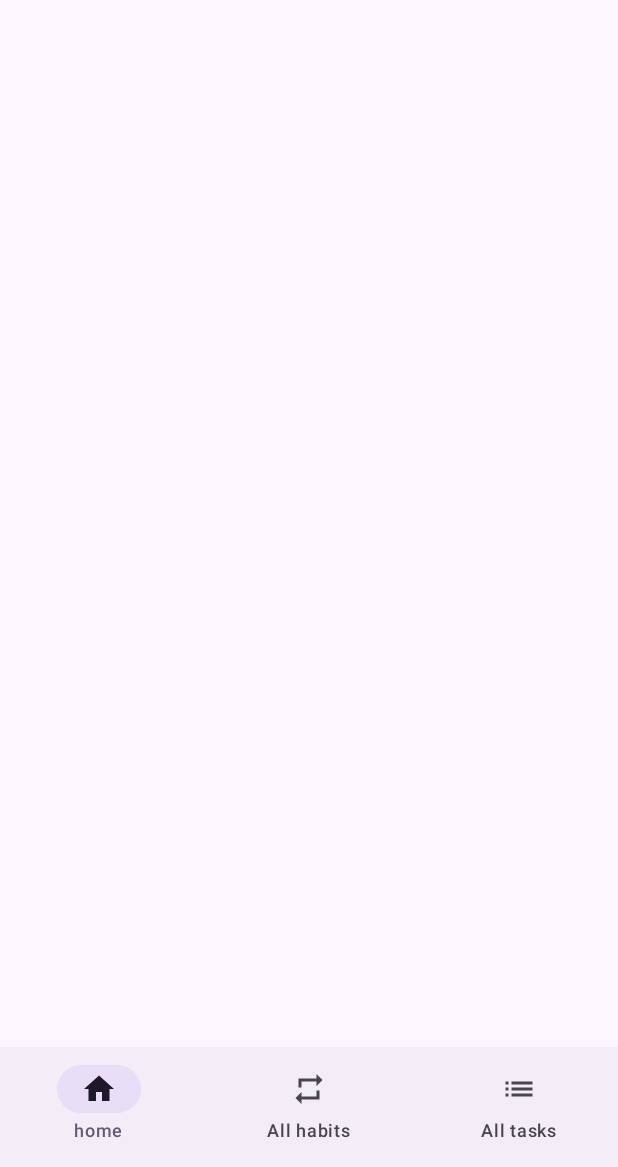
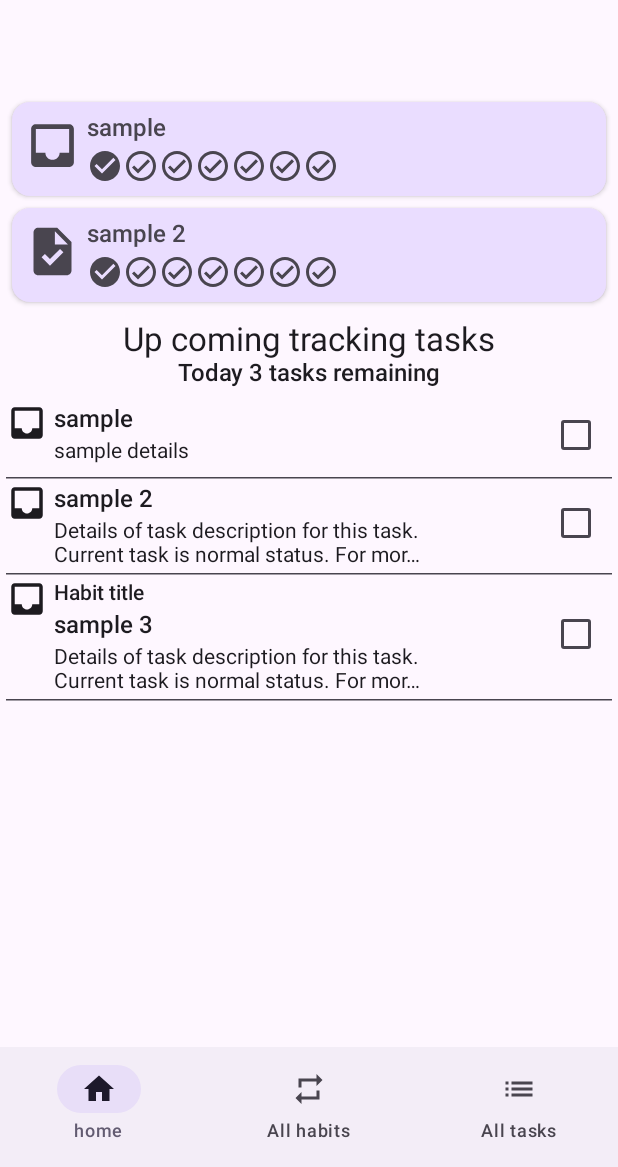
Before and after one commit to nekorush14/kutimu, an Android app built with Jetpack Compose: the composable KutimuApp shown on its own in the app's theme, on a phone screen of 412 x 824 dp, the part 69-1236 px from its top. Run offline under Robolectric (Android 15) with nearby library versions, the phone set to English and light mode, and no system bars.

Commit message:
Add: #3 Create Home screen content.
Create home screen composable including pined habit list and today's task list.

```diff
--- a/app/src/main/java/dev/nekorush14/kutimu/data/Habit.kt
+++ b/app/src/main/java/dev/nekorush14/kutimu/data/Habit.kt
@@ -9,13 +9,15 @@ data class Habit(
     /** Unique ID of the habit. */
     val id: Long,
     /** Title of the habit. */
-    val title: Int,
+    val title: String,
     /** Description of the habit. */
-    val description: Int,
+    val description: String,
     /** Frequency of the habit. */
     val frequency: HabitFrequency,
     /** Icon of the habit. */
     val category: HabitCategory,
+    /** Icon image of the habit. */
+    val categoryIcon: ImageVector,
     /** Count of completed sub-tasks for this habit. */
     val completeCount: Int,
     /** Pin status of the habit. */
--- /dev/null
+++ b/app/src/main/java/dev/nekorush14/kutimu/data/HomeUiState.kt
@@ -0,0 +1,14 @@
+package dev.nekorush14.kutimu.data
+
+/**
+ * Data class that represents the current UI state in terms of [habits],
+ * [tasks], and [remainingTaskCount] of [HomeScreen].
+ */
+data class HomeUiState (
+    /** The list of [Habit]s. */
+    val habits: List<Habit> = listOf(),
+    /** The list of [Task]s. */
+    val tasks: List<Task> = listOf(),
+    /** The number of remaining tasks. */
+    val remainingTaskCount: Int = 0,
+)
--- a/app/src/main/java/dev/nekorush14/kutimu/data/Task.kt
+++ b/app/src/main/java/dev/nekorush14/kutimu/data/Task.kt
@@ -1,4 +1,6 @@
 package dev.nekorush14.kutimu.data
+
+import androidx.compose.ui.graphics.vector.ImageVector
 
 /**
  * Task data class.
@@ -12,6 +14,8 @@ data class Task(
     val details: String,
     /** Category of the task. */
     val category: TaskCategory,
+    /** Category icon image of the task. */
+    val categoryIcon: ImageVector,
     /** Frequency of the task. */
     val frequency: TaskFrequency,
     /** Completion status of the task. */
--- a/app/src/main/java/dev/nekorush14/kutimu/ui/KutimuApp.kt
+++ b/app/src/main/java/dev/nekorush14/kutimu/ui/KutimuApp.kt
@@ -22,12 +22,16 @@ import androidx.compose.material3.NavigationBarItem
 import androidx.compose.material3.Scaffold
 import androidx.compose.material3.Text
 import androidx.compose.runtime.Composable
+import androidx.compose.runtime.collectAsState
 import androidx.compose.runtime.getValue
 import androidx.compose.ui.Modifier
 import androidx.compose.ui.graphics.vector.ImageVector
 import androidx.compose.ui.platform.LocalConfiguration
 import androidx.compose.ui.res.stringResource
+import androidx.compose.ui.text.TextStyle
 import androidx.compose.ui.tooling.preview.Preview
+import androidx.lifecycle.ViewModel
+import androidx.lifecycle.viewmodel.compose.viewModel
 import androidx.navigation.NavGraph.Companion.findStartDestination
 import androidx.navigation.NavHostController
 import androidx.navigation.compose.NavHost
@@ -35,7 +39,9 @@ import androidx.navigation.compose.composable
 import androidx.navigation.compose.currentBackStackEntryAsState
 import androidx.navigation.compose.rememberNavController
 import dev.nekorush14.kutimu.R
+import dev.nekorush14.kutimu.ui.screen.HomeScreen
 import dev.nekorush14.kutimu.ui.theme.KutimuTheme
+import dev.nekorush14.kutimu.ui.viewmodel.KutimuViewModel
 
 const val HOME_ROUTE = "home"
 const val ALL_HABITS_ROUTE = "all_habits"
@@ -84,13 +90,14 @@ sealed class KutimuAppScreen(
  * The app is divided into three screens: [KutimuAppScreen.Home], [KutimuAppScreen.AllHabits], and [KutimuAppScreen.AllTasks].
  * Each screen can navigate to the other screens using the [KutimuBottomNavigationBar].
  *
+ * @param viewModel A [ViewModel] for the app.
  * @param navController NavHostController for the app.
  * @param onThemeIconClick Callback for when the theme icon is clicked.
  * @param isDarkMode Whether the app is in dark mode.
  */
 @Composable
 fun KutimuApp(
-    // Viewmodel is here
+    viewModel: KutimuViewModel = viewModel(),
     navController: NavHostController = rememberNavController(),
     onThemeIconClick: () -> Unit = {},
     isDarkMode: Boolean = false,
@@ -117,6 +124,8 @@ fun KutimuApp(
             )
         }
     ) { innerPadding ->
+        val uiState by viewModel.uiState.collectAsState()
+
         NavHost(
             navController = navController,
             startDestination = KutimuAppScreen.Home.route,
@@ -124,7 +133,10 @@ fun KutimuApp(
         ) {
             // Bottom navigation screens
             composable(route = homeScreen) {
-                // HomeScreen()
+                HomeScreen(
+                    habits = uiState.habits,
+                    tasks = uiState.tasks,
+                )
             }
             composable(route = allHabitsScreen) {
                 // AllHabitsScreen()
@@ -153,7 +165,7 @@ fun KutimuTopAppBar(
     CenterAlignedTopAppBar(
         title = {
             Text(
-                text = stringResource(R.string.app_name)
+                text = stringResource(R.string.app_name),
             )
         },
         modifier = modifier,
--- /dev/null
+++ b/app/src/main/java/dev/nekorush14/kutimu/ui/screen/HomeScreen.kt
@@ -0,0 +1,319 @@
+package dev.nekorush14.kutimu.ui.screen
+
+import androidx.compose.foundation.layout.Arrangement
+import androidx.compose.foundation.layout.Column
+import androidx.compose.foundation.layout.Row
+import androidx.compose.foundation.layout.Spacer
+import androidx.compose.foundation.layout.fillMaxWidth
+import androidx.compose.foundation.layout.padding
+import androidx.compose.foundation.layout.size
+import androidx.compose.foundation.layout.width
+import androidx.compose.foundation.layout.wrapContentSize
+import androidx.compose.foundation.lazy.LazyColumn
+import androidx.compose.material.icons.Icons
+import androidx.compose.material.icons.filled.CheckCircle
+import androidx.compose.material.icons.filled.Inbox
+import androidx.compose.material.icons.outlined.CheckCircle
+import androidx.compose.material3.Card
+import androidx.compose.material3.CardColors
+import androidx.compose.material3.CardDefaults
+import androidx.compose.material3.Checkbox
+import androidx.compose.material3.HorizontalDivider
+import androidx.compose.material3.Icon
+import androidx.compose.material3.MaterialTheme
+import androidx.compose.material3.Text
+import androidx.compose.runtime.Composable
+import androidx.compose.ui.Alignment
+import androidx.compose.ui.Modifier
+import androidx.compose.ui.res.dimensionResource
+import androidx.compose.ui.res.stringResource
+import androidx.compose.ui.text.TextStyle
+import androidx.compose.ui.text.style.LineBreak
+import androidx.compose.ui.text.style.TextOverflow
+import androidx.compose.ui.tooling.preview.Preview
+import dev.nekorush14.kutimu.R
+import dev.nekorush14.kutimu.data.Habit
+import dev.nekorush14.kutimu.data.HabitCategory
+import dev.nekorush14.kutimu.data.HabitFrequency
+import dev.nekorush14.kutimu.data.Task
+import dev.nekorush14.kutimu.data.TaskCategory
+import dev.nekorush14.kutimu.data.TaskFrequency
+import dev.nekorush14.kutimu.data.local.DataSource
+import dev.nekorush14.kutimu.ui.theme.KutimuTheme
+
+/**
+ * Home screen composable.
+ *
+ * @param habits List of habits to be displayed.
+ * @param tasks List of tasks to be displayed.
+ * @param greetingMessage Greeting message to be displayed.
+ * @param modifier Modifier to be applied to the screen contents.
+ */
+@Composable
+fun HomeScreen(
+    habits: List<Habit> = emptyList(),
+    tasks: List<Task> = emptyList(),
+    greetingMessage: String = "",
+    modifier: Modifier = Modifier
+) {
+    val remainingTaskCount =
+        tasks.count { task -> !task.isCompleted && task.frequency == TaskFrequency.Daily }
+
+    Column(
+        modifier = modifier.padding(dimensionResource(R.dimen.list_padding_small))
+    ) {
+        Text(
+            text = greetingMessage,
+            style = TextStyle(
+                fontWeight = MaterialTheme.typography.displaySmall.fontWeight,
+                fontSize = MaterialTheme.typography.displaySmall.fontSize
+            ),
+            modifier = Modifier.padding(start = dimensionResource(R.dimen.text_padding_small))
+        )
+        repeat(habits.size) { index ->
+            HabitCard(habit = habits[index])
+        }
+        Column(
+            horizontalAlignment = Alignment.CenterHorizontally,
+            verticalArrangement = Arrangement.Center,
+            modifier = Modifier
+                .fillMaxWidth()
+                .padding(
+                    top = dimensionResource(R.dimen.card_padding_medium),
+                    bottom = dimensionResource(R.dimen.card_padding_medium)
+                )
+        ) {
+            Text(
+                text = stringResource(R.string.message_up_coming_tracking_tasks),
+                style = TextStyle(
+                    fontWeight = MaterialTheme.typography.titleLarge.fontWeight,
+                    fontSize = MaterialTheme.typography.titleLarge.fontSize
+                )
+            )
+            Text(
+                text = stringResource(R.string.message_today_tasks_remaining, remainingTaskCount),
+                style = TextStyle(
+                    fontWeight = MaterialTheme.typography.titleMedium.fontWeight,
+                    fontSize = MaterialTheme.typography.titleMedium.fontSize
+                )
+            )
+        }
+        LazyColumn(
+            horizontalAlignment = Alignment.CenterHorizontally,
+            modifier = Modifier
+                .fillMaxWidth()
+        ) {
+            items(tasks.size) { index ->
+                TaskListItem(task = tasks[index])
+                HorizontalDivider(
+                    color = MaterialTheme.colorScheme.onSurfaceVariant,
+                    modifier = Modifier.padding(top = dimensionResource(R.dimen.list_padding_small))
+                )
+            }
+        }
+    }
+}
+
+/**
+ * Habit card composable.
+ *
+ * To grans a habit, card show [Habit.categoryIcon], [Habit.title],
+ * and completion status based on [Habit.frequency].
+ *
+ * @param habit Habit to be displayed.
+ * @param frequencyMaxCount Maximum count of status icons to display.
+ * @param modifier Modifier to be applied to the card.
+ */
+@Composable
+fun HabitCard(
+    habit: Habit,
+    frequencyMaxCount: Int = 7,
+    modifier: Modifier = Modifier
+) {
+    Card(
+        colors = CardColors(
+            containerColor = MaterialTheme.colorScheme.primaryContainer,
+            contentColor = MaterialTheme.colorScheme.onSurfaceVariant,
+            disabledContainerColor = MaterialTheme.colorScheme.surfaceVariant,
+            disabledContentColor = MaterialTheme.colorScheme.onSurfaceVariant
+        ),
+        elevation = CardDefaults.cardElevation(
+            defaultElevation = dimensionResource(R.dimen.card_elevation_default)
+        ),
+        modifier = modifier
+            .fillMaxWidth()
+            .padding(dimensionResource(R.dimen.card_padding_small))
+    ) {
+        Row(
+            modifier = Modifier
+                .fillMaxWidth()
+                .padding(dimensionResource(R.dimen.card_padding_medium))
+        ) {
+            Icon(
+                imageVector = habit.categoryIcon,
+                contentDescription = null,
+                modifier = Modifier
+                    .size(dimensionResource(R.dimen.icon_size_medium))
+                    .padding(end = dimensionResource(R.dimen.card_padding_small))
+            )
+            Column {
+                Text(
+                    text = habit.title,
+                    style = TextStyle(
+                        fontWeight = MaterialTheme.typography.titleMedium.fontWeight,
+                        fontSize = MaterialTheme.typography.titleMedium.fontSize,
+                    )
+                )
+                Row(
+                    modifier = Modifier
+                        .fillMaxWidth()
+                        .padding(top = dimensionResource(R.dimen.card_padding_small))
+                ) {
+                    repeat(habit.completeCount) {
+                        Icon(
+                            imageVector = Icons.Filled.CheckCircle,
+                            contentDescription = null,
+                        )
+                    }
+                    repeat(frequencyMaxCount - habit.completeCount) {
+                        Icon(
+                            imageVector = Icons.Outlined.CheckCircle,
+                            contentDescription = null,
+                        )
+                    }
+                }
+            }
+        }
+    }
+}
+
+/**
+ * Task list item composable.
+ *
+ * To display task, each item show [Task.categoryIcon], [Task.title],
+ * and [Task.details]. If task is linked to habit, it will show
+ * [Habit.title] at above the [Task.title]
+ *
+ * @param task Task to be displayed.
+ * @param onCheckedChange Callback to be invoked when the checkbox is checked.
+ * @param modifier Modifier to be applied to the List item.
+ */
+@Composable
+fun TaskListItem(
+    task: Task,
+    onCheckedChange: (Boolean) -> Unit = {},
+    modifier: Modifier = Modifier
+) {
+    Row(
+        modifier = modifier.fillMaxWidth(),
+    ) {
+        Icon(
+            imageVector = task.categoryIcon,
+            contentDescription = null,
+            modifier = Modifier
+                .size(dimensionResource(R.dimen.icon_size_small))
+                .padding(end = dimensionResource(R.dimen.card_padding_small))
+        )
+        Column {
+            if (task.linkedHabit != null) {
+                Text(
+                    text = task.linkedHabit.title,
+                    style = TextStyle(
+                        fontWeight = MaterialTheme.typography.titleSmall.fontWeight,
+                        fontSize = MaterialTheme.typography.titleSmall.fontSize
+                    ),
+                    modifier = Modifier.padding(top = dimensionResource(R.dimen.text_padding_small))
+                )
+            }
+            Text(
+                text = task.title,
+                style = TextStyle(
+                    fontWeight = MaterialTheme.typography.titleMedium.fontWeight,
+                    fontSize = MaterialTheme.typography.titleMedium.fontSize
+                ),
+                modifier = Modifier.padding(top = dimensionResource(R.dimen.text_padding_small))
+            )
+            Text(
+                text = task.details,
+                maxLines = 2,
+                overflow = TextOverflow.Ellipsis,
+                style = TextStyle(
+                    lineBreak = LineBreak(
+                        strategy = LineBreak.Strategy.HighQuality,
+                        strictness = LineBreak.Strictness.Strict,
+                        wordBreak = LineBreak.WordBreak.Phrase,
+                    )
+                ),
+                modifier = Modifier
+                    .wrapContentSize()
+                    .padding(top = dimensionResource(R.dimen.card_padding_small))
+                    .width(dimensionResource(R.dimen.text_width_large))
+            )
+        }
+        Spacer(Modifier.weight(1f))
+        Checkbox(
+            checked = task.isCompleted,
+            onCheckedChange = onCheckedChange,
+            modifier = Modifier.align(alignment = Alignment.CenterVertically)
+        )
+
+    }
+}
+
+@Preview(showBackground = true)
+@Composable
+private fun HomeScreenPreview() {
+    KutimuTheme {
+        HomeScreen(
+            habits = DataSource.habits,
+            tasks = DataSource.tasks,
+            greetingMessage = "Good morning!"
+        )
+    }
+}
+
+@Preview(showBackground = true)
+@Composable
+private fun HabitCardPreview() {
+    KutimuTheme {
+        HabitCard(
+            habit = Habit(
+                id = 1,
+                title = "Title",
+                description = "Description",
+                categoryIcon = Icons.Filled.Inbox,
+                completeCount = 3,
+                frequency = HabitFrequency.Weekly,
+                category = HabitCategory.Inbox
+            ),
+            frequencyMaxCount = 7
+        )
+    }
+}
+
+@Preview(showBackground = true)
+@Composable
+private fun TaskListItemPreview() {
+    KutimuTheme {
+        TaskListItem(
+            task = Task(
+                id = 1,
+                title = "Title",
+                details = "Details of task description for this task. Current task is normal status. For more information, please send email.",
+                category = TaskCategory.Inbox,
+                categoryIcon = Icons.Filled.Inbox,
+                isCompleted = true,
+                frequency = TaskFrequency.Daily,
+                linkedHabit = Habit(
+                    id = 1,
+                    title = "Habit title",
+                    description = "Description",
+                    categoryIcon = Icons.Filled.Inbox,
+                    completeCount = 3,
+                    frequency = HabitFrequency.Weekly,
+                    category = HabitCategory.Inbox
+                )
+            )
+        )
+    }
+}
--- /dev/null
+++ b/app/src/main/res/values/dimens.xml
@@ -0,0 +1,12 @@
+<?xml version="1.0" encoding="utf-8"?>
+<resources>
+    <dimen name="card_padding_medium">8.dp</dimen>
+    <dimen name="icon_size_small">32.dp</dimen>
+    <dimen name="icon_size_medium">42.dp</dimen>
+    <dimen name="icon_size_large">72.dp</dimen>
+    <dimen name="card_padding_small">4.dp</dimen>
+    <dimen name="card_elevation_default">2.dp</dimen>
+    <dimen name="text_padding_small">4.dp</dimen>
+    <dimen name="text_width_large">250.dp</dimen>
+    <dimen name="list_padding_small">4.dp</dimen>
+</resources>
--- a/app/src/main/res/values/strings.xml
+++ b/app/src/main/res/values/strings.xml
@@ -5,4 +5,9 @@
     <string name="screen_home">home</string>
     <string name="screen_all_habits">All habits</string>
     <string name="screen_all_tasks">All tasks</string>
+    <string name="message_good_morning">Good Morning!</string>
+    <string name="message_good_afternoon">Good Afternoon!</string>
+    <string name="message_good_evening">Good evening.</string>
+    <string name="message_up_coming_tracking_tasks">Up coming tracking tasks</string>
+    <string name="message_today_tasks_remaining">Today %1$s tasks remaining</string>
 </resources>
```
Also changed, not shown: app/src/main/java/dev/nekorush14/kutimu/MainActivity.kt (+2 -29 lines), app/src/main/java/dev/nekorush14/kutimu/data/local/DataSource.kt (added, +77 -0 lines), app/src/main/java/dev/nekorush14/kutimu/ui/viewmodel/KutimuViewModel.kt (added, +50 -0 lines).
